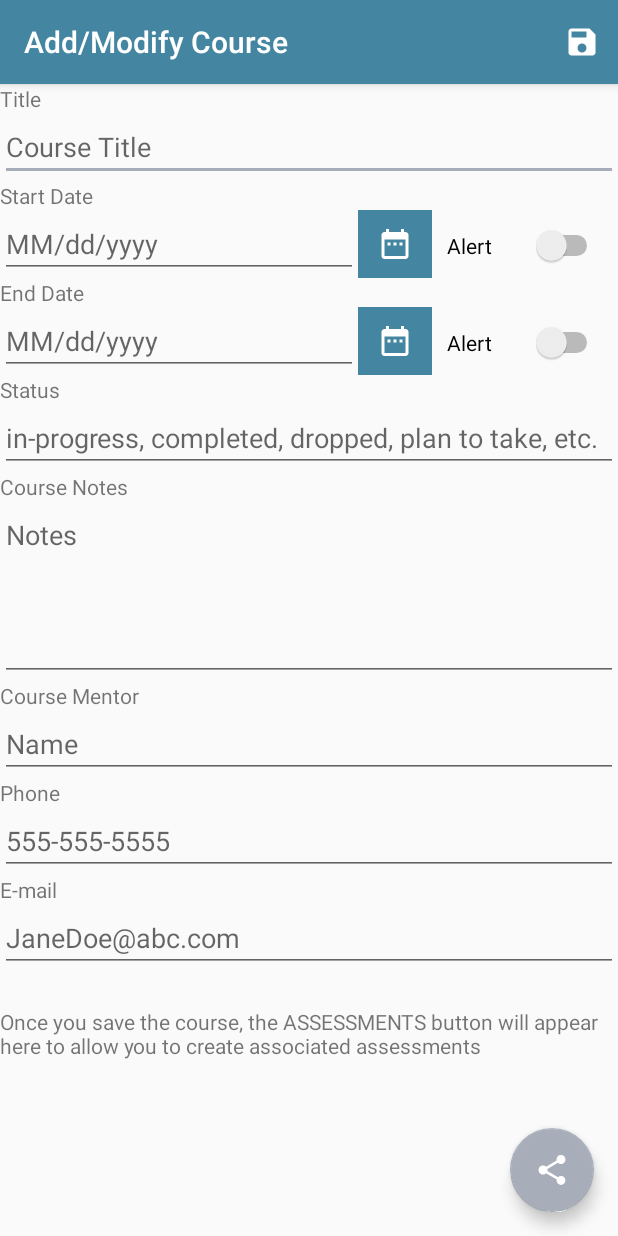
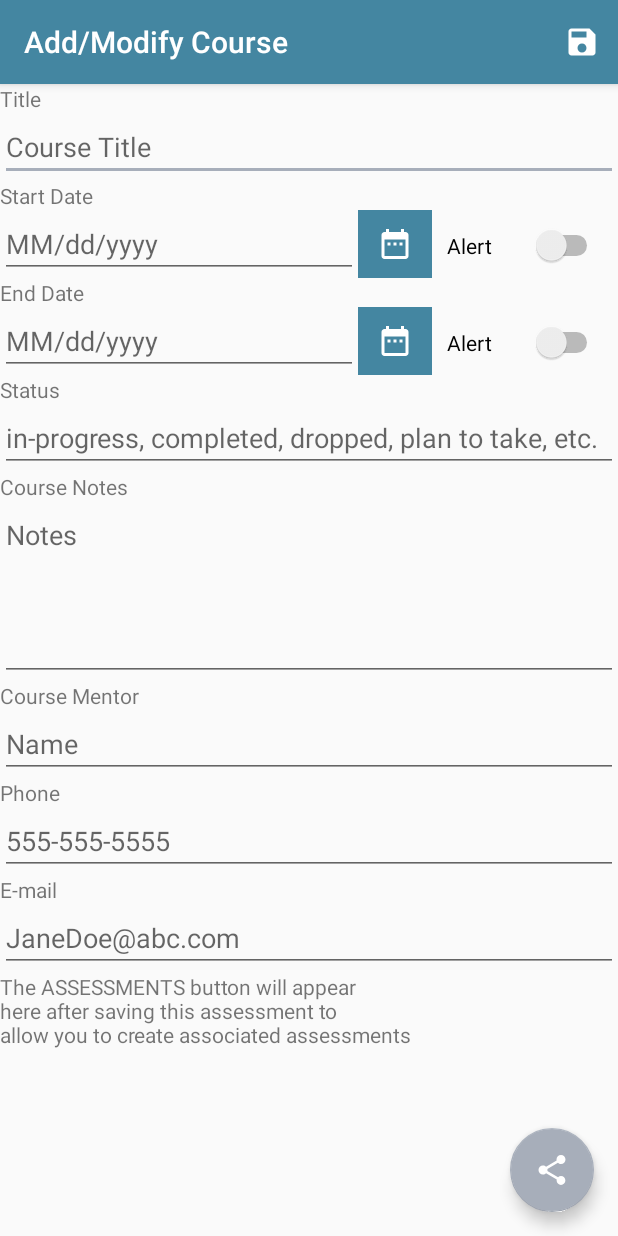
Before and after one commit to RBertoCases/WGUTermTracker, an Android app: the AddCourseActivity screen opened directly, with no data from a screen before it, after a tap on "Save", on a phone screen of 412 x 824 dp. Run offline under Robolectric (Android 15) with nearby library versions, the phone set to English and light mode, and no system bars; our stand-ins replace Room's generated code.

Commit message:
Cleaned up DateUtil and usage

```diff
--- a/app/src/main/java/com/rcases/android/wgutermtracker/AddCourseActivity.java
+++ b/app/src/main/java/com/rcases/android/wgutermtracker/AddCourseActivity.java
@@ -27,12 +27,9 @@ import android.widget.Toast;
 import com.rcases.android.wgutermtracker.database.AppDatabase;
 import com.rcases.android.wgutermtracker.database.Course;
 
-import java.text.DateFormat;
 import java.text.ParseException;
-import java.text.SimpleDateFormat;
 import java.util.Calendar;
 import java.util.Date;
-import java.util.Locale;
 
 import static com.rcases.android.wgutermtracker.AddTermActivity.EXTRA_TERM_ID;
 import static com.rcases.android.wgutermtracker.R.color.colorPrimary;
@@ -47,7 +44,7 @@ public class AddCourseActivity extends AppCompatActivity implements View.OnClick
     private static final int DEFAULT_COURSE_ID = -1;
     private static final String TAG = AddCourseActivity.class.getSimpleName();
     private static final int DEFAULT_TERM_ID = -1;
-    DateFormat dateFormat = new SimpleDateFormat("MM/dd/yyyy", Locale.getDefault());
+
     private EditText mTitle, mStartDate, mEndDate, mStatus, mNote, mName, mPhone, mEmail;
     private Switch mStartAlert, mEndAlert;
     private int mYear, mMonth, mDay;
@@ -131,10 +128,11 @@ public class AddCourseActivity extends AppCompatActivity implements View.OnClick
 
         if (mCourseId != DEFAULT_COURSE_ID) {
             assessmentsButton();
-            mAssessmentList.setText("Course List");
+            mAssessmentList.setText("Assessments List");
         } else {
-            mAssessmentList.setText("Once you save the course, the ASSESSMENTS button " +
-                    "will appear here to allow you to create associated assessments");
+            mAssessmentList.setText("The ASSESSMENTS button will appear\n" +
+                    "here after saving this assessment to\n" +
+                    "allow you to create associated assessments");
         }
 
 
@@ -172,8 +170,8 @@ public class AddCourseActivity extends AppCompatActivity implements View.OnClick
             return;
         }
 
-        String start = dateFormat.format(course.getStartDate());
-        String end = dateFormat.format(course.getEndDate());
+        String start = DateUtil.dateFormat.format(course.getStartDate());
+        String end = DateUtil.dateFormat.format(course.getEndDate());
 
         mTitle.setText(course.getTitle());
         mStartDate.setText(start);
@@ -259,8 +257,8 @@ public class AddCourseActivity extends AppCompatActivity implements View.OnClick
         String email = mEmail.getText().toString();
 
         try {
-            startDate = dateFormat.parse(start);
-            endDate = dateFormat.parse(end);
+            startDate = DateUtil.dateFormat.parse(start);
+            endDate = DateUtil.dateFormat.parse(end);
         } catch (ParseException e) {
             Toast.makeText(this, "Please enter valid dates", Toast.LENGTH_LONG).show();
             return;
--- a/app/src/main/java/com/rcases/android/wgutermtracker/DateUtil.java
+++ b/app/src/main/java/com/rcases/android/wgutermtracker/DateUtil.java
@@ -9,7 +9,6 @@ import java.util.TimeZone;
 public class DateUtil {
 
     public static SimpleDateFormat dateFormat = new SimpleDateFormat("MM/dd/yyyy", Locale.getDefault());
-    public static SimpleDateFormat dateTimeFormat = new SimpleDateFormat("yyyy-MM-dd h:mm a z", Locale.getDefault());
 
     public static long getDateTimestamp(String dateInput) {
         try {
--- a/app/src/main/java/com/rcases/android/wgutermtracker/ListCourseActivity.java
+++ b/app/src/main/java/com/rcases/android/wgutermtracker/ListCourseActivity.java
@@ -14,7 +14,6 @@ import android.support.v7.widget.LinearLayoutManager;
 import android.support.v7.widget.RecyclerView;
 import android.support.v7.widget.Toolbar;
 import android.support.v7.widget.helper.ItemTouchHelper;
-import android.util.Log;
 import android.view.Menu;
 import android.view.MenuItem;
 import android.view.View;
--- a/app/src/main/res/layout/content_add_course.xml
+++ b/app/src/main/res/layout/content_add_course.xml
@@ -193,15 +193,6 @@
             android:hint="JaneDoe@abc.com"
             android:inputType="textEmailAddress" />
 
-        <Button
-            android:id="@+id/buttonAssessments"
-            android:layout_width="match_parent"
-            android:layout_height="23dp"
-            android:background="@color/wguBlue"
-            android:text="Assessments"
-            android:textColor="@android:color/primary_text_dark"
-            android:visibility="invisible" />
-
         <TextView
             android:id="@+id/tvCourseAssessmentList"
             android:layout_width="match_parent"
```
Also changed, not shown: app/src/main/java/com/rcases/android/wgutermtracker/AddAssessmentActivity.java (+8 -10 lines), app/src/main/java/com/rcases/android/wgutermtracker/AddTermActivity.java (+5 -8 lines).
